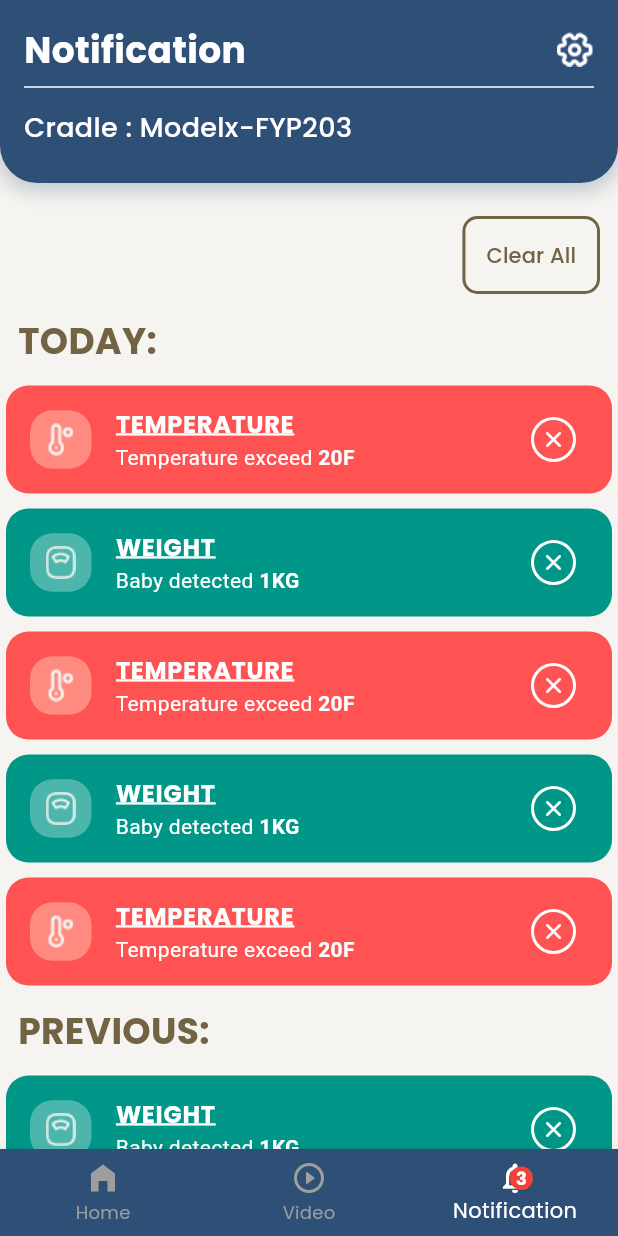
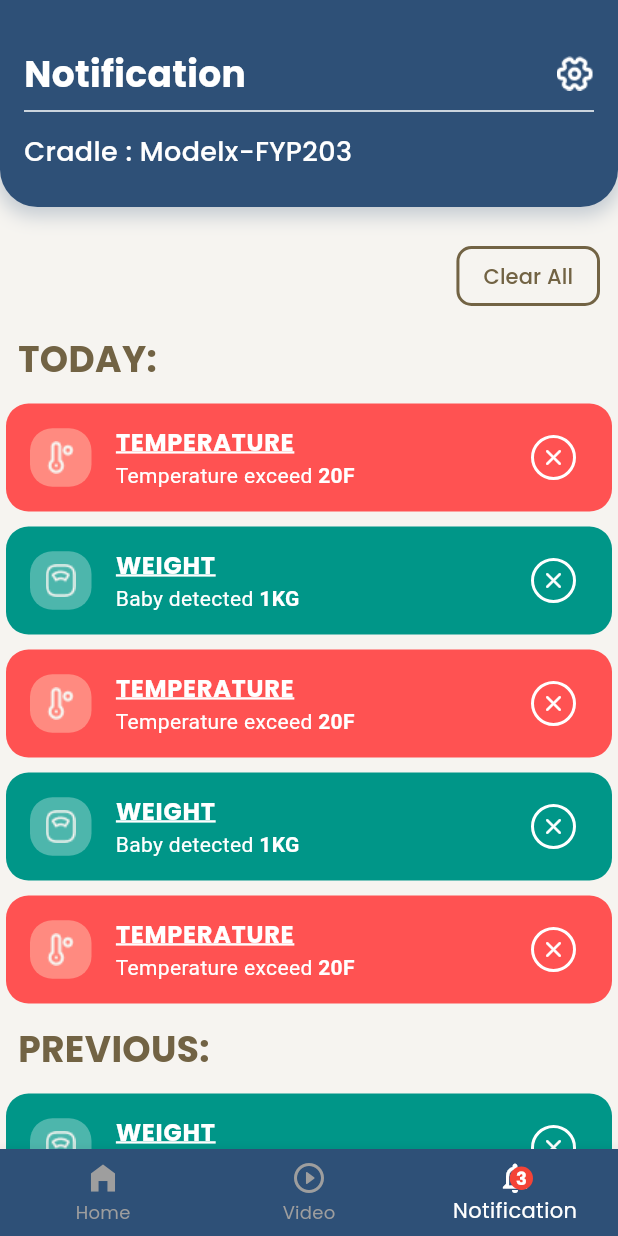
Before and after one commit to fasih124/FYP_203, a Flutter app: the BottomNavigationScreen screen opened directly, item 3 of the bottom bar chosen, on a phone screen of 412 x 824 dp. Run offline on Flutter 3.47's test engine with Material 3 defaults, Android fonts, the phone set to English and light mode, and no system bars; our stand-ins replace flutter_svg, google_fonts.

Commit message:
fix ui bugs

```diff
--- a/Implementation/Flutter_Files/lib/screens/bottom_navigation_screen.dart
+++ b/Implementation/Flutter_Files/lib/screens/bottom_navigation_screen.dart
@@ -32,8 +32,8 @@ class _BottomNavigationScreenState extends State<BottomNavigationScreen> {
 
 
   Widget build(BuildContext context) {
-    return  SafeArea(
-      child: Scaffold(
+    return  Scaffold(
+      backgroundColor: AppColorCode.neutralColor_500,
       body: _screens[_selectedIndex],
       bottomNavigationBar: BottomNavigationBar(
         currentIndex: _selectedIndex,
@@ -78,7 +78,6 @@ class _BottomNavigationScreenState extends State<BottomNavigationScreen> {
           ),
         ],
       ),
-      ),
     );
   }
 }
--- a/Implementation/Flutter_Files/lib/screens/home_screen.dart
+++ b/Implementation/Flutter_Files/lib/screens/home_screen.dart
@@ -13,6 +13,7 @@ class HomeScreen extends StatelessWidget {
         crossAxisAlignment: CrossAxisAlignment.start,
         children: [
           Container(
+            padding: const EdgeInsets.only(top: 16.0),
             decoration: const BoxDecoration(
               color: AppColorCode.neutralColor_500,
               borderRadius: BorderRadius.only(
--- a/Implementation/Flutter_Files/lib/screens/notification_screen.dart
+++ b/Implementation/Flutter_Files/lib/screens/notification_screen.dart
@@ -18,6 +18,7 @@ class _NotificationScreenState extends State<NotificationScreen> {
       body: Column(
         children: [
           Container(
+            padding: const EdgeInsets.only(top: 16.0),
             decoration: const BoxDecoration(
               color: AppColorCode.primaryColor_500,
               borderRadius: BorderRadius.only(
@@ -112,7 +113,7 @@ class _NotificationScreenState extends State<NotificationScreen> {
                               style: OutlinedButton.styleFrom(
                                 foregroundColor:
                                     AppColorCode.primaryNeutralColor_800,
-                                padding: const EdgeInsets.all(16),
+                                padding: const EdgeInsets.symmetric(vertical: 6,horizontal: 18),
                                 shape: RoundedRectangleBorder(
                                   borderRadius: BorderRadius.circular(10),
                                 ),
--- a/Implementation/Flutter_Files/lib/screens/onboard_1_screen.dart
+++ b/Implementation/Flutter_Files/lib/screens/onboard_1_screen.dart
@@ -81,7 +81,10 @@ class Onboard1Screen extends StatelessWidget {
             ),
           ),
           //  Button
-          ElevatedButton(
+          Container(
+            margin: EdgeInsets.symmetric(horizontal: 12),
+            width: double.infinity,
+            child: ElevatedButton(
               onPressed: () {
                 Navigator.of(context).push(_createRoute());
               },
@@ -92,6 +95,7 @@ class Onboard1Screen extends StatelessWidget {
                   shape: RoundedRectangleBorder(
                       borderRadius: BorderRadius.circular(12))),
               child: const Text("Get Started"),
+            ),
           )
         ],
       ),
--- a/Implementation/Flutter_Files/lib/screens/onboard_2_screen.dart
+++ b/Implementation/Flutter_Files/lib/screens/onboard_2_screen.dart
@@ -81,7 +81,10 @@ class Onboard2Screen extends StatelessWidget {
             ),
           ),
           //  Button
-          ElevatedButton(
+          Container(
+            margin: EdgeInsets.symmetric(horizontal: 12),
+            width: double.infinity,
+            child: ElevatedButton(
               onPressed: () {
                 Navigator.of(context).push(_createRoute());
               },
@@ -92,6 +95,7 @@ class Onboard2Screen extends StatelessWidget {
                   shape: RoundedRectangleBorder(
                       borderRadius: BorderRadius.circular(12))),
               child: const Text("Next"),
+            ),
           )
         ],
       ),
--- a/Implementation/Flutter_Files/lib/screens/onboard_3_screen.dart
+++ b/Implementation/Flutter_Files/lib/screens/onboard_3_screen.dart
@@ -80,7 +80,10 @@ class Onboard3Screen extends StatelessWidget {
             ),
           ),
           //  Button
-          ElevatedButton(
+          Container(
+            margin: EdgeInsets.symmetric(horizontal: 12),
+            width: double.infinity,
+            child: ElevatedButton(
               onPressed: () {
                 Navigator.of(context).push(_createRoute());
               },
@@ -93,6 +96,7 @@ class Onboard3Screen extends StatelessWidget {
                   )
               ),
               child: const Text("Next"),
+            ),
           )
         ],
       ),
--- a/Implementation/Flutter_Files/lib/screens/video_stream_screen.dart
+++ b/Implementation/Flutter_Files/lib/screens/video_stream_screen.dart
@@ -17,6 +17,7 @@ class _VideoStreamScreenState extends State<VideoStreamScreen> {
       body: Column(
         children: [
           Container(
+            padding: const EdgeInsets.only(top: 16.0),
             decoration: const BoxDecoration(
               color: AppColorCode.primaryColor_500,
               borderRadius: BorderRadius.only(
```
Also changed, not shown: Implementation/Flutter_Files/lib/screens/setting_screen.dart (+18 -13 lines), Implementation/Flutter_Files/lib/screens/signup_screen.dart (+18 -15 lines). Lines whose indentation alone changed are shown as unchanged.
